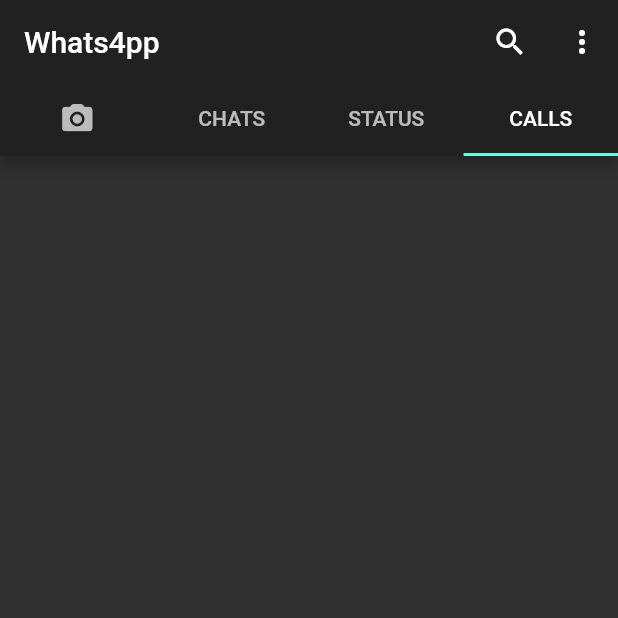
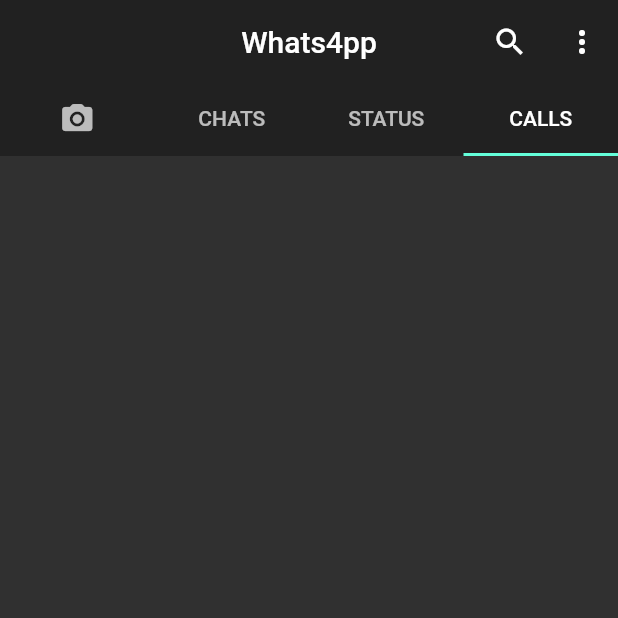
Before and after one commit to rdrocca/flutter-projects, a Flutter app: the HomeWhats4pp screen opened directly, tab 4 chosen, on a phone screen of 412 x 824 dp, the top half of it. Run offline on Flutter 3.47's test engine with Material 2 defaults, Android fonts, the phone set to English and light mode, and no system bars; our stand-ins replace google_fonts; network calls fail.

Commit message:
SliderAppBar added for wh4stapp project

```diff
--- a/lib/whats4pp/home_whats4pp.dart
+++ b/lib/whats4pp/home_whats4pp.dart
@@ -15,11 +15,19 @@ class HomeWhats4pp extends StatefulWidget {
 class _HomeWhats4ppState extends State<HomeWhats4pp>
     with SingleTickerProviderStateMixin {
   late TabController _tabController;
+  late int _tabIndex;
 
   @override
   void initState() {
     super.initState();
-    _tabController = TabController(length: 4, vsync: this, initialIndex: 1);
+    _tabIndex = 1;
+    _tabController =
+        TabController(length: 4, vsync: this, initialIndex: _tabIndex);
+    _tabController.addListener(() {
+      setState(() {
+        _tabIndex = _tabController.index;
+      });
+    });
   }
 
   @override
@@ -30,9 +38,18 @@ class _HomeWhats4ppState extends State<HomeWhats4pp>
 
   @override
   Widget build(BuildContext context) {
+    final showHeaders = true;
     return Scaffold(
-      appBar: AppBar(
-        title: Text("Whats4pp"),
+      body: NestedScrollView(
+        headerSliverBuilder: (BuildContext context, bool innerBoxIsScrolled) {
+          return [
+            SliverAppBar(
+              title: Text(
+                "Whats4pp",
+              ),
+              centerTitle: true,
+              pinned: _tabIndex == 0 ? false : showHeaders,
+              floating: showHeaders,
               bottom: TabBar(
                 controller: _tabController,
                 tabs: [
@@ -61,7 +78,10 @@ class _HomeWhats4ppState extends State<HomeWhats4pp>
                 )
               ],
             ),
+          ];
+        },
         body: TabBarView(
+          physics: BouncingScrollPhysics(),
           controller: _tabController,
           children: [
             CameraTab(),
@@ -70,6 +90,7 @@ class _HomeWhats4ppState extends State<HomeWhats4pp>
             CallsTab(),
           ],
         ),
+      ),
     );
   }
 }
```
Lines whose indentation alone changed are shown as unchanged.
